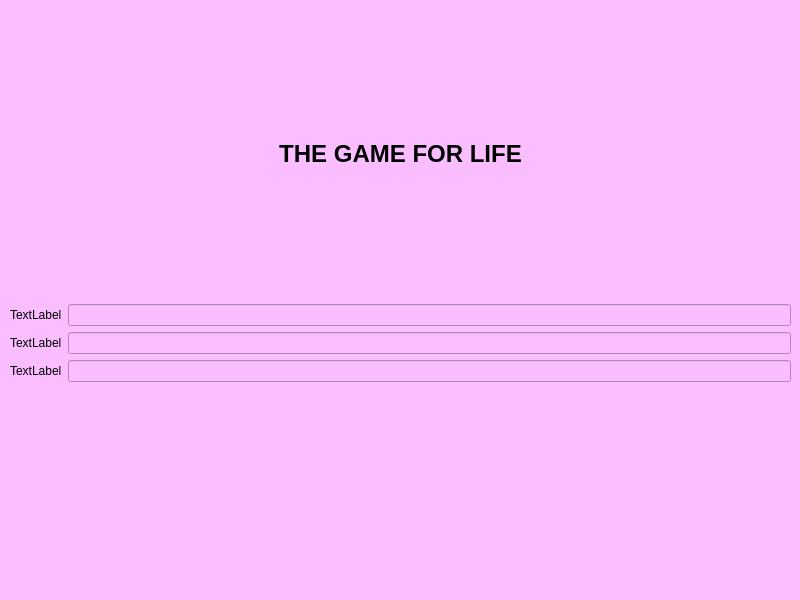
Old version of the form src/init/init_ui.ui in the repository m9rc1n/life.
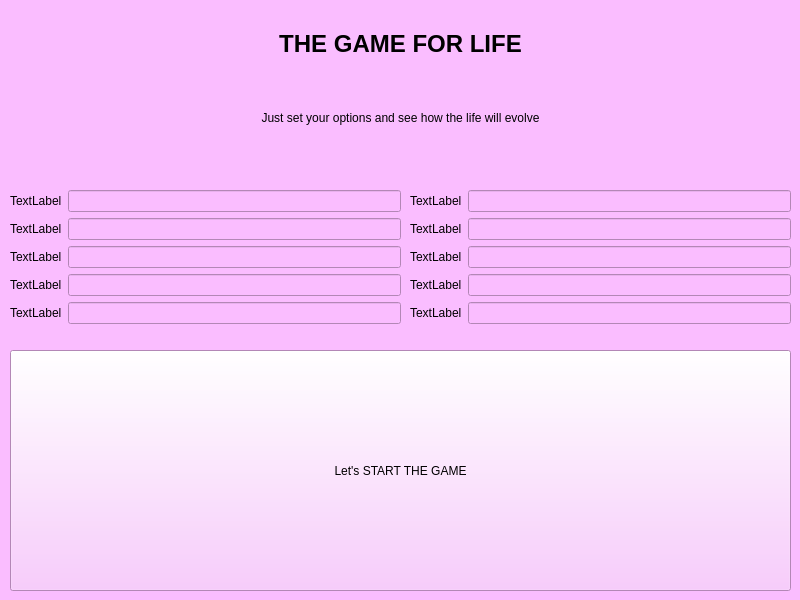
New version of the form.

Commit message: Małe poprawki w wyglądzie

Patch:
```diff
--- a/src/init/init_ui.ui
+++ b/src/init/init_ui.ui
@@ -22,12 +22,12 @@
      <x>10</x>
      <y>10</y>
      <width>781</width>
-     <height>581</height>
+     <height>141</height>
     </rect>
    </property>
    <layout class="QVBoxLayout" name="verticalLayout">
     <item>
-     <widget class="QLabel" name="label_4">
+     <widget class="QLabel" name="label">
       <property name="font">
        <font>
         <family>Cantarell</family>
@@ -39,50 +39,172 @@
       <property name="text">
        <string>THE GAME FOR LIFE</string>
       </property>
-      <property name="textFormat">
-       <enum>Qt::RichText</enum>
-      </property>
       <property name="alignment">
        <set>Qt::AlignCenter</set>
       </property>
      </widget>
     </item>
     <item>
-     <layout class="QFormLayout" name="formLayout">
-      <property name="fieldGrowthPolicy">
-       <enum>QFormLayout::AllNonFixedFieldsGrow</enum>
+     <widget class="QLabel" name="label_2">
+      <property name="text">
+       <string>Just set your options and see how the life will evolve</string>
       </property>
-      <item row="0" column="0">
-       <widget class="QLabel" name="label">
-        <property name="text">
-         <string>TextLabel</string>
-        </property>
-       </widget>
-      </item>
-      <item row="0" column="1">
-       <widget class="QLineEdit" name="lineEdit"/>
-      </item>
-      <item row="1" column="0">
-       <widget class="QLabel" name="label_3">
-        <property name="text">
-         <string>TextLabel</string>
-        </property>
-       </widget>
-      </item>
-      <item row="1" column="1">
-       <widget class="QLineEdit" name="lineEdit_3"/>
-      </item>
-      <item row="2" column="0">
-       <widget class="QLabel" name="label_2">
-        <property name="text">
-         <string>TextLabel</string>
-        </property>
-       </widget>
-      </item>
-      <item row="2" column="1">
-       <widget class="QLineEdit" name="lineEdit_2"/>
-      </item>
-     </layout>
+      <property name="alignment">
+       <set>Qt::AlignCenter</set>
+      </property>
+     </widget>
+    </item>
+   </layout>
+  </widget>
+  <widget class="QWidget" name="formLayoutWidget">
+   <property name="geometry">
+    <rect>
+     <x>10</x>
+     <y>190</y>
+     <width>391</width>
+     <height>151</height>
+    </rect>
+   </property>
+   <layout class="QFormLayout" name="formLayout">
+    <item row="0" column="0">
+     <widget class="QLabel" name="label_3">
+      <property name="text">
+       <string>TextLabel</string>
+      </property>
+     </widget>
+    </item>
+    <item row="1" column="0">
+     <widget class="QLabel" name="label_4">
+      <property name="text">
+       <string>TextLabel</string>
+      </property>
+     </widget>
+    </item>
+    <item row="2" column="0">
+     <widget class="QLabel" name="label_5">
+      <property name="text">
+       <string>TextLabel</string>
+      </property>
+     </widget>
+    </item>
+    <item row="3" column="0">
+     <widget class="QLabel" name="label_6">
+      <property name="text">
+       <string>TextLabel</string>
+      </property>
+     </widget>
+    </item>
+    <item row="4" column="0">
+     <widget class="QLabel" name="label_11">
+      <property name="text">
+       <string>TextLabel</string>
+      </property>
+     </widget>
+    </item>
+    <item row="0" column="1">
+     <widget class="QLineEdit" name="lineEdit"/>
+    </item>
+    <item row="1" column="1">
+     <widget class="QLineEdit" name="lineEdit_2"/>
+    </item>
+    <item row="3" column="1">
+     <widget class="QLineEdit" name="lineEdit_3"/>
+    </item>
+    <item row="2" column="1">
+     <widget class="QLineEdit" name="lineEdit_4"/>
+    </item>
+    <item row="4" column="1">
+     <widget class="QLineEdit" name="lineEdit_5"/>
+    </item>
+   </layout>
+  </widget>
+  <widget class="QWidget" name="formLayoutWidget_2">
+   <property name="geometry">
+    <rect>
+     <x>410</x>
+     <y>190</y>
+     <width>381</width>
+     <height>151</height>
+    </rect>
+   </property>
+   <layout class="QFormLayout" name="formLayout_3">
+    <property name="fieldGrowthPolicy">
+     <enum>QFormLayout::AllNonFixedFieldsGrow</enum>
+    </property>
+    <item row="0" column="0">
+     <widget class="QLabel" name="label_7">
+      <property name="text">
+       <string>TextLabel</string>
+      </property>
+     </widget>
+    </item>
+    <item row="0" column="1">
+     <widget class="QLineEdit" name="lineEdit_6"/>
+    </item>
+    <item row="1" column="0">
+     <widget class="QLabel" name="label_8">
+      <property name="text">
+       <string>TextLabel</string>
+      </property>
+     </widget>
+    </item>
+    <item row="2" column="0">
+     <widget class="QLabel" name="label_9">
+      <property name="text">
+       <string>TextLabel</string>
+      </property>
+     </widget>
+    </item>
+    <item row="3" column="0">
+     <widget class="QLabel" name="label_10">
+      <property name="text">
+       <string>TextLabel</string>
+      </property>
+     </widget>
+    </item>
+    <item row="4" column="0">
+     <widget class="QLabel" name="label_12">
+      <property name="text">
+       <string>TextLabel</string>
+      </property>
+     </widget>
+    </item>
+    <item row="2" column="1">
+     <widget class="QLineEdit" name="lineEdit_7"/>
+    </item>
+    <item row="1" column="1">
+     <widget class="QLineEdit" name="lineEdit_8"/>
+    </item>
+    <item row="4" column="1">
+     <widget class="QLineEdit" name="lineEdit_9"/>
+    </item>
+    <item row="3" column="1">
+     <widget class="QLineEdit" name="lineEdit_10"/>
+    </item>
+   </layout>
+  </widget>
+  <widget class="QWidget" name="gridLayoutWidget">
+   <property name="geometry">
+    <rect>
+     <x>10</x>
+     <y>350</y>
+     <width>781</width>
+     <height>241</height>
+    </rect>
+   </property>
+   <layout class="QGridLayout" name="gridLayout">
+    <item row="0" column="0">
+     <widget class="QPushButton" name="pushButton">
+      <property name="sizePolicy">
+       <sizepolicy hsizetype="Expanding" vsizetype="Expanding">
+        <horstretch>0</horstretch>
+        <verstretch>0</verstretch>
+       </sizepolicy>
+      </property>
+      <property name="text">
+       <string>Let's START THE GAME</string>
+      </property>
+     </widget>
     </item>
    </layout>
   </widget>
```
The commit also changes 1 other file.
